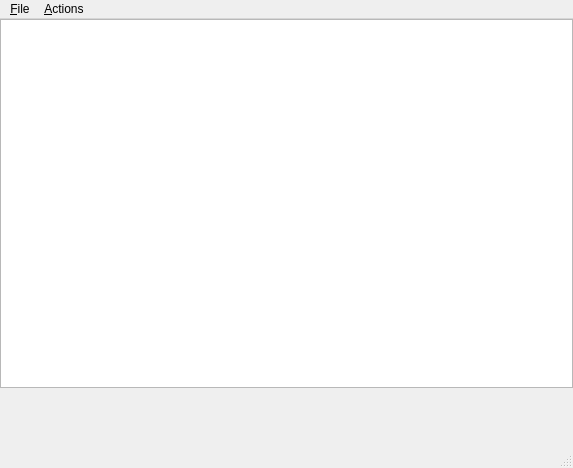
Before: the Qt Designer form INCode/diagramconfiguration.ui in rknuus/INCode, drawn with Qt 5.
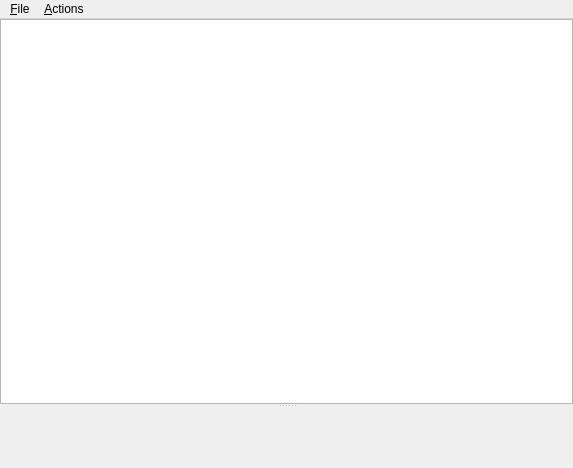
After: the same form once the commit is applied. Custom widgets are drawn as their Qt base class.

The edit to the form file:
```diff
--- a/INCode/diagramconfiguration.ui
+++ b/INCode/diagramconfiguration.ui
@@ -10,11 +10,6 @@
         <height>468</height>
       </rect>
     </property>
-    <property name="styleSheet">
-   <string notr="true">
-     QSplitter::handle::horizontal, QSplitter::handle::vertical { width: 6px; background-color: #666; }
-   </string>
-  </property>
     <widget class="QWidget" name="centralwidget_">
       <layout class="QVBoxLayout" name="vboxlayout_">
         <property name="spacing">
@@ -38,6 +33,18 @@
               <enum>Qt::Vertical</enum>
             </property>
             <widget class="QTreeWidget" name="tree_">
+              <property name="editTriggers">
+                <enum>QAbstractItemView::NoEditTriggers</enum>
+              </property>
+              <property name="columnCount">
+                <number>1</number>
+              </property>
+              <property name="horizontalScrollBarPolicy">
+                <enum>Qt::ScrollBarAsNeeded</enum>
+              </property>
+              <property name="verticalScrollBarPolicy">
+                <enum>Qt::ScrollBarAsNeeded</enum>
+              </property>
               <attribute name="headerVisible">
                 <bool>false</bool>
               </attribute>
@@ -46,7 +53,7 @@
               </property>
               <column>
                 <property name="text">
-                  <string notr="true">1</string>
+                  <string notr="true">Name</string>
                 </property>
               </column>
             </widget>
@@ -84,7 +91,6 @@
       <addaction name="fileMenu_"/>
       <addaction name="actionsMenu_"/>
     </widget>
-    <widget class="QStatusBar" name="statusbar_" />
     <action name="exitAction_">
       <property name="text">
         <string>E&amp;xit</string>
@@ -129,6 +135,7 @@
   <customwidgets>
     <customwidget>
       <class>SvgView</class>
+      <extends></extends>
       <header>INCode.widgets</header>
     </customwidget>
   </customwidgets>
```
Left out of the diff: 56 changed lines with no effect on the pictures.
